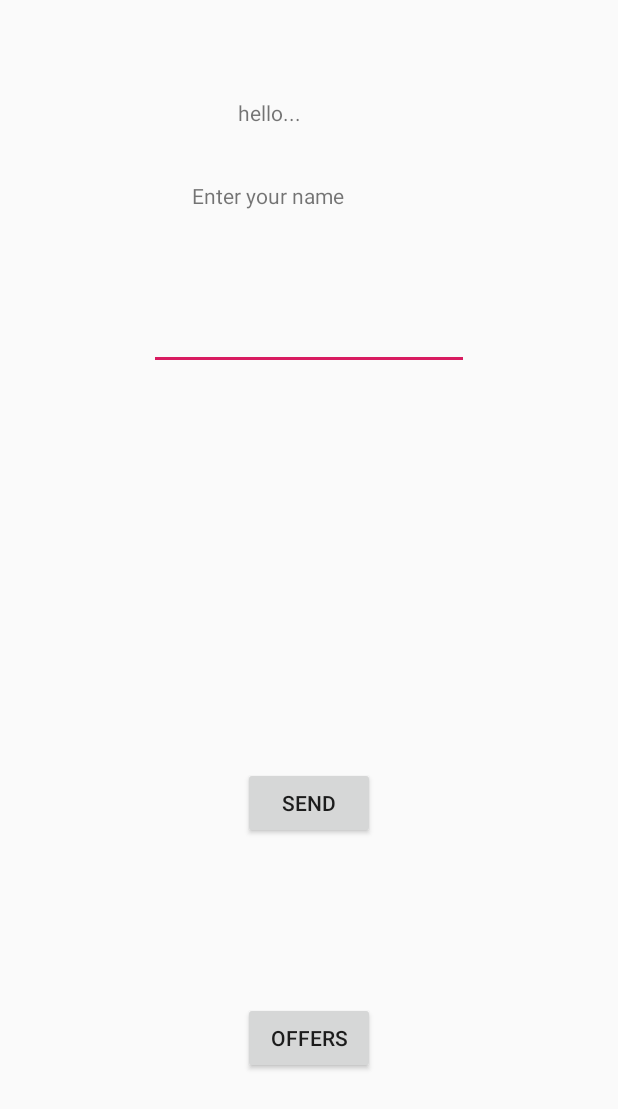
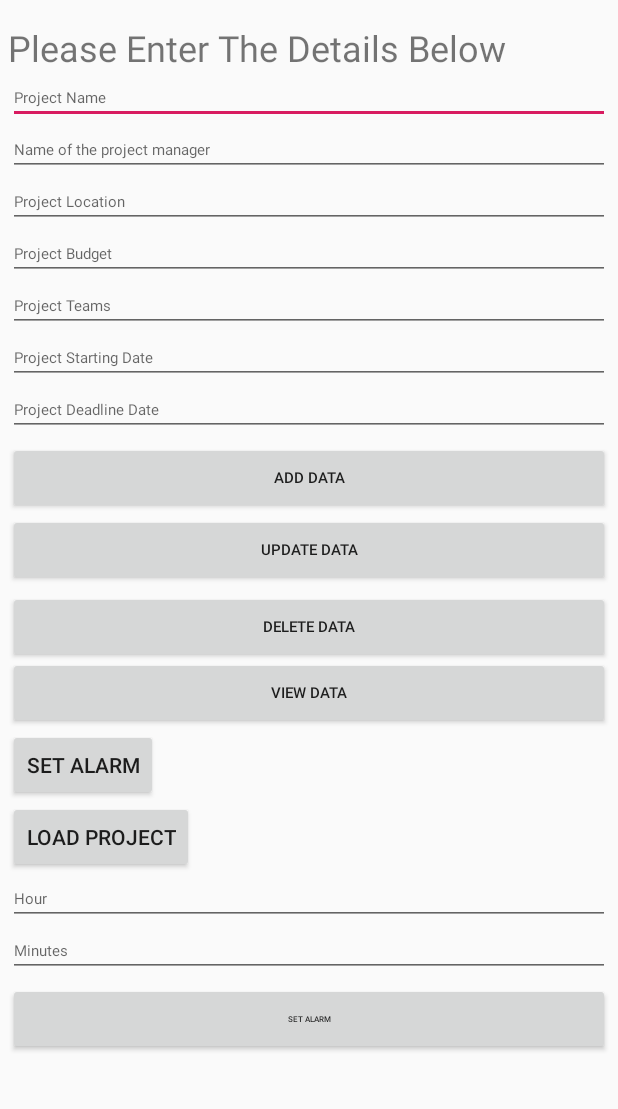
Before and after one commit to collinsnahwr/World, an Android app: the layout activity_main.xml on its own in the app's theme, with its tools: preview values and no code run, on a phone screen of 412 x 824 dp. Shown: the top 1109 px of the screen. Run offline under Robolectric (Android 15) with nearby library versions, the phone set to English and light mode, and no system bars.

Commit message:
welcome to the world

```diff
--- a/app/src/main/AndroidManifest.xml
+++ b/app/src/main/AndroidManifest.xml
@@ -1,6 +1,10 @@
 <?xml version="1.0" encoding="utf-8"?>
 <manifest xmlns:android="http://schemas.android.com/apk/res/android"
     package="com.example.hello_world">
+
+    <uses-permission android:name="com.android.alarm.permission.SET_ALARM"/>
+
+
 
     <application
         android:allowBackup="true"
@@ -15,6 +19,7 @@
         <activity android:name=".media" />
         <activity android:name=".displaymsg" />
         <activity android:name=".splashscreen">
+
             <intent-filter>
                 <action android:name="android.intent.action.MAIN" />
 
--- a/app/src/main/java/com/example/hello_world/ListViewActivity.java
+++ b/app/src/main/java/com/example/hello_world/ListViewActivity.java
@@ -26,10 +26,10 @@ public class ListViewActivity extends AppCompatActivity {
 
        final ArrayList<String> arrayList = new ArrayList<>();
 
-        arrayList.add("MUSIC");
-        arrayList.add("SPORTS");
-        arrayList.add("DRAMA");
-        arrayList.add("ENTERTAINMENT");
+        arrayList.add("Piggery");
+        arrayList.add("Poultry");
+        arrayList.add("Construction");
+        arrayList.add("Lumbering");
 
         ArrayAdapter arrayAdapter=new ArrayAdapter(this,android.R.layout.simple_list_item_1,arrayList);
         listview.setAdapter(arrayAdapter);
--- a/app/src/main/java/com/example/hello_world/MainActivity.java
+++ /dev/null
@@ -1,83 +0,0 @@
-package com.example.hello_world;
-
-import androidx.annotation.NonNull;
-import androidx.appcompat.app.AppCompatActivity;
-
-import android.content.Intent;
-import android.media.MediaPlayer;
-import android.os.Bundle;
-import android.view.Menu;
-import android.view.MenuInflater;
-import android.view.MenuItem;
-import android.view.View;
-import android.widget.Button;
-import android.widget.EditText;
-import android.widget.ListView;
-import android.widget.Toast;
-
-public class MainActivity extends AppCompatActivity {
- private Button button;
-    @Override
-    protected void onCreate(Bundle savedInstanceState) {
-        super.onCreate(savedInstanceState);
-        setContentView(R.layout.activity_main);
-
-        button = (Button) findViewById(R.id.button);
-        button.setOnClickListener(new View.OnClickListener() {
-            @Override
-            public void onClick(View v) {
-                openListView();
-            }
-        });
-        }
-        public void openListView(){
-        Intent intent = new Intent(this, ListViewActivity.class);
-        startActivity(intent);
-
-        }
-
-
-
-
-    public void sendMsg (View view){
-
-        EditText msg = findViewById(R.id.name);
-        Intent intent = new Intent(this,displaymsg.class);
-        intent.putExtra ("MESSAGE", msg.getText().toString());
-        startActivity(intent);
-        msg.setText("");
-
-    }
-
-    @Override
-    public boolean onCreateOptionsMenu(Menu menu) {
-        MenuInflater inflater = getMenuInflater();
-        inflater.inflate(R.menu.earth_menu, menu);
-        return true;
-    }
-
-    @Override
-    public boolean onOptionsItemSelected(@NonNull MenuItem item) {
-        switch(item.getItemId()){
-            case R.id.europe:
-            startActivity(new Intent(this, media.class));
-            return true;
-            case R.id.asia:
-                Toast.makeText(this,"Asia selected", Toast.LENGTH_SHORT).show();
-                return true;
-
-            case R.id.china:
-                Toast.makeText(this,"China selected", Toast.LENGTH_SHORT).show();
-                return true;
-            case R.id.india:
-                Toast.makeText(this,"India selected", Toast.LENGTH_SHORT).show();
-                return true;
-
-                default:
-                    return super.onOptionsItemSelected(item);
-        }
-
-    }
-
-
-}
--- a/app/src/main/res/layout/activity_displaymsg.xml
+++ b/app/src/main/res/layout/activity_displaymsg.xml
@@ -10,13 +10,13 @@
         android:id="@+id/message"
         android:layout_width="wrap_content"
         android:layout_height="wrap_content"
+        android:layout_marginStart="84dp"
+        android:layout_marginLeft="84dp"
         android:text="Message"
         app:layout_constraintBottom_toBottomOf="parent"
-        app:layout_constraintEnd_toEndOf="parent"
-        app:layout_constraintHorizontal_bias="0.457"
         app:layout_constraintStart_toStartOf="parent"
         app:layout_constraintTop_toTopOf="parent"
-        app:layout_constraintVertical_bias="0.157" />
+        app:layout_constraintVertical_bias="0.646" />
 
     <Button
         android:id="@+id/cancel"
@@ -29,4 +29,6 @@
         app:layout_constraintStart_toStartOf="parent"
         app:layout_constraintTop_toBottomOf="@+id/message"
         app:layout_constraintVertical_bias="0.601" />
+
+
 </androidx.constraintlayout.widget.ConstraintLayout>
--- a/app/src/main/res/layout/activity_main.xml
+++ b/app/src/main/res/layout/activity_main.xml
@@ -1,68 +1,168 @@
 <?xml version="1.0" encoding="utf-8"?>
-<androidx.constraintlayout.widget.ConstraintLayout xmlns:android="http://schemas.android.com/apk/res/android"
+<RelativeLayout xmlns:android="http://schemas.android.com/apk/res/android"
     xmlns:app="http://schemas.android.com/apk/res-auto"
     xmlns:tools="http://schemas.android.com/tools"
     android:layout_width="match_parent"
     android:layout_height="match_parent"
+    android:padding="5dp"
     tools:context=".MainActivity">
 
     <TextView
         android:id="@+id/intro"
-        android:layout_width="wrap_content"
+        android:layout_width="match_parent"
         android:layout_height="wrap_content"
-        android:text="@string/hello"
-        app:layout_constraintBottom_toBottomOf="parent"
-        app:layout_constraintHorizontal_bias="0.428"
-        app:layout_constraintLeft_toLeftOf="parent"
-        app:layout_constraintRight_toRightOf="parent"
-        app:layout_constraintTop_toTopOf="parent"
-        app:layout_constraintVertical_bias="0.081" />
+        android:layout_marginTop="10dp"
+        android:text="Please Enter The Details Below"
+        android:textSize="24dp" />
 
     <EditText
         android:id="@+id/name"
-        android:layout_width="wrap_content"
+        android:layout_width="match_parent"
         android:layout_height="wrap_content"
-        android:ems="10"
+        android:hint="Project Name"
+        android:textSize="10dp"
+        android:layout_below="@+id/intro"
         android:inputType="textPersonName"
-        android:text=""
-        app:layout_constraintBottom_toBottomOf="parent"
-        app:layout_constraintEnd_toEndOf="parent"
-        app:layout_constraintStart_toStartOf="parent"
-        app:layout_constraintTop_toTopOf="@+id/intro"
-        app:layout_constraintVertical_bias="0.191" />
+        />
 
-    <TextView
-        android:id="@+id/enter"
-        android:layout_width="wrap_content"
+    <EditText
+        android:id="@+id/mng"
+        android:layout_width="match_parent"
         android:layout_height="wrap_content"
-        android:layout_marginStart="128dp"
-        android:layout_marginLeft="128dp"
-        android:layout_marginTop="36dp"
-        android:text="@string/enter"
-        app:layout_constraintBottom_toBottomOf="parent"
-        app:layout_constraintStart_toStartOf="parent"
-        app:layout_constraintTop_toBottomOf="@+id/intro"
-        app:layout_constraintVertical_bias="0.0" />
+        android:hint="Name of the project manager"
+        android:textSize="10dp"
+        android:layout_below="@+id/name"
+        android:inputType="textPersonName"
+        />
+
+    <EditText
+        android:id="@+id/location"
+        android:layout_width="match_parent"
+        android:layout_height="wrap_content"
+        android:hint="Project Location"
+        android:textSize="10dp"
+        android:layout_below="@+id/mng"
+        android:inputType="textPersonName"
+        />
+
+    <EditText
+        android:id="@+id/budget"
+        android:layout_width="match_parent"
+        android:layout_height="wrap_content"
+        android:hint="Project Budget"
+        android:textSize="10dp"
+        android:layout_below="@+id/location"
+        android:inputType="textPersonName"
+        />
+
+    <EditText
+        android:id="@+id/teams"
+        android:layout_width="match_parent"
+        android:layout_height="wrap_content"
+        android:hint="Project Teams"
+        android:textSize="10dp"
+        android:layout_below="@+id/budget"
+        android:inputType="textPersonName"
+        />
+
+    <EditText
+        android:id="@+id/start"
+        android:layout_width="match_parent"
+        android:layout_height="wrap_content"
+        android:hint="Project Starting Date"
+        android:textSize="10dp"
+        android:layout_below="@+id/teams"
+        android:inputType="text"
+        />
+
+    <EditText
+        android:id="@+id/finish"
+        android:layout_width="match_parent"
+        android:layout_height="wrap_content"
+        android:hint="Project Deadline Date"
+        android:textSize="10dp"
+        android:layout_below="@+id/start"
+        android:inputType="text"
+        />
+
+    <Button
+        android:id="@+id/insert"
+        android:layout_width="match_parent"
+        android:layout_height="wrap_content"
+        android:layout_below="@+id/finish"
+        android:layout_marginTop="4dp"
+        android:text="Add data"
+        android:textSize="10dp" />
+
+    <Button
+        android:id="@+id/update"
+        android:layout_width="match_parent"
+        android:layout_height="wrap_content"
+        android:layout_below="@+id/insert"
+        android:layout_marginTop="0dp"
+        android:text="Update data"
+        android:textSize="10dp" />
+
+    <Button
+        android:id="@+id/delete"
+        android:layout_width="match_parent"
+        android:layout_height="wrap_content"
+        android:layout_below="@+id/update"
+        android:layout_marginTop="3dp"
+        android:text="Delete data"
+        android:textSize="10dp" />
+
+
+
+    <Button
+        android:id="@+id/view"
+        android:layout_width="match_parent"
+        android:layout_height="wrap_content"
+        android:layout_below="@+id/delete"
+        android:layout_marginTop="-4dp"
+        android:text="View data"
+        android:textSize="10dp" />
 
     <Button
         android:id="@+id/sendbutton"
         android:layout_width="wrap_content"
         android:layout_height="wrap_content"
         android:onClick="sendMsg"
-        android:text="send"
-        app:layout_constraintBottom_toBottomOf="parent"
-        app:layout_constraintEnd_toEndOf="parent"
-        app:layout_constraintStart_toStartOf="parent"
-        app:layout_constraintTop_toBottomOf="@+id/name" />
+        android:layout_below="@+id/view"
+        android:text="Set Alarm"/>
 
     <Button
         android:id="@+id/button"
         android:layout_width="wrap_content"
         android:layout_height="wrap_content"
-        android:text="Offers"
-        app:layout_constraintBottom_toBottomOf="parent"
-        app:layout_constraintEnd_toEndOf="parent"
-        app:layout_constraintStart_toStartOf="parent"
-        app:layout_constraintTop_toBottomOf="@+id/sendbutton" />
+        android:text="Load Project"
+       android:layout_below="@+id/sendbutton"/>
 
-</androidx.constraintlayout.widget.ConstraintLayout>
+    <EditText
+        android:id="@+id/hour_edit_text"
+        android:layout_width="match_parent"
+        android:layout_height="wrap_content"
+        android:hint="Hour"
+        android:textSize="10dp"
+        android:layout_below="@+id/button"
+        android:inputType="time"
+        />
+    <EditText
+        android:id="@+id/minute_edit_text"
+        android:layout_width="match_parent"
+        android:layout_height="wrap_content"
+        android:hint="Minutes"
+        android:textSize="10dp"
+        android:layout_below="@+id/hour_edit_text"
+        android:inputType="time"
+        />
+    <Button
+        android:id="@+id/set_alarm_button"
+        android:layout_width="match_parent"
+        android:layout_height="wrap_content"
+        android:layout_below="@+id/minute_edit_text"
+        android:layout_marginTop="4dp"
+        android:text="SET ALARM"
+        android:textSize="5dp" />
+
+</RelativeLayout>
--- a/app/src/main/res/layout/activity_splashscreen.xml
+++ b/app/src/main/res/layout/activity_splashscreen.xml
@@ -11,9 +11,9 @@
         android:id="@+id/splash"
         android:layout_width="wrap_content"
         android:layout_height="wrap_content"
-        android:text="Welcome to the WORLD"
+        android:text="Welcome to the Project Manager"
         android:textColor="#ffffff"
-        android:textSize="40dp"
+        android:textSize="15dp"
         app:layout_constraintBottom_toBottomOf="parent"
         app:layout_constraintEnd_toEndOf="parent"
         app:layout_constraintHorizontal_bias="1.0"
```
Also changed, not shown: app/src/main/java/com/example/hello_world/displaymsg.java (+11 -0 lines).
